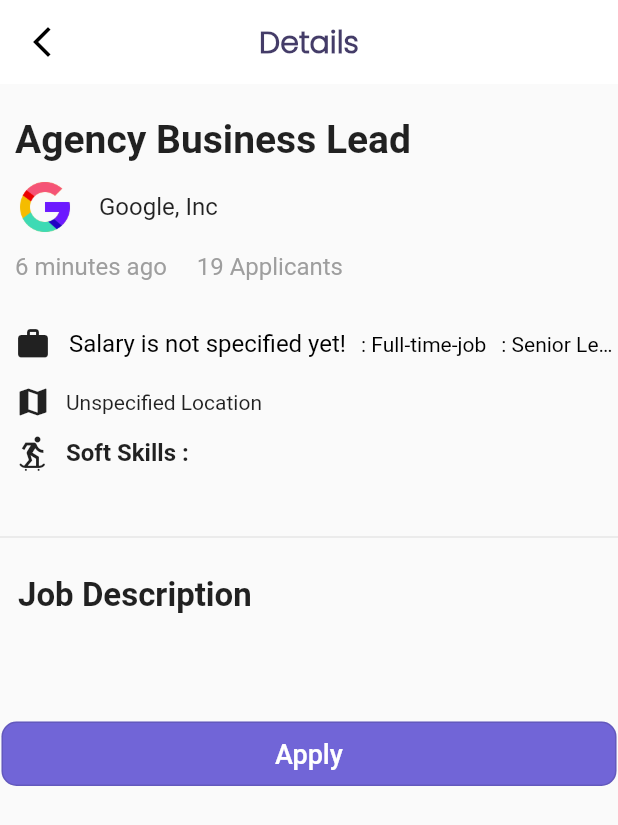
After one commit to ENG-CJ/Job-Finder-App, a Flutter app: the screen it shows after launch, after a tap on "Agency Business Lead", on a phone screen of 412 x 824 dp. The commit adds this screen. Shown: the top 825 px of the screen. Run offline on Flutter 3.47's test engine with Material 2 defaults, Android fonts, the phone set to English and light mode, and no system bars; our stand-ins replace curved_navigation_bar, font_awesome_flutter, timeago; Roboto replaces fonts that are missing (Poppins-Light, Poppins-Regular, Poppins-SemiBold).

Commit message:
detail page done

```diff
--- /dev/null
+++ b/lib/consts/texts.dart
@@ -0,0 +1,12 @@
+
+
+
+
+//? ->  Details Page
+const detailPgTitle = "Details";
+const applyJobTxt = "Apply";
+const fullTime = "Full-time-job";
+const jobLevel = "Senior Level";
+const softSkillsTxt = "Soft Skills";
+//? -> Job Card Page
+const applyBtnTxt = "Details";
--- a/lib/main.dart
+++ b/lib/main.dart
@@ -1,5 +1,6 @@
 import 'package:flutter/material.dart';
 import 'package:flutter/services.dart';
+import 'package:job_finder/views/components/job_details.dart';
 import 'package:job_finder/views/pages/home_page.dart';
 
 import 'consts/colors.dart';
--- a/lib/modals/jobs/job_modal.dart
+++ b/lib/modals/jobs/job_modal.dart
@@ -1,6 +1,9 @@
 class Job {
   String jobTitle, corporation, companyLogoPath, jobDescription,timePosted;
   int numberOfApplicants;
+  int? jobSalary;
+  String? about,jobLevel,jobLocation;
+  List<String>? softSkills;
 
   Job({
     required this.jobTitle,
@@ -8,6 +11,11 @@
     required this.companyLogoPath,
     required this.jobDescription,
     required this.numberOfApplicants,
-    required this.timePosted
+    required this.timePosted,
+    this.jobSalary,
+    this.about,
+    this.jobLevel,
+    this.jobLocation,
+    this.softSkills
   });
 }
--- a/lib/views/components/job_card.dart
+++ b/lib/views/components/job_card.dart
@@ -1,25 +1,31 @@
-import 'package:flutter/cupertino.dart';
+import 'package:flutter/material.dart';
 import 'package:font_awesome_flutter/font_awesome_flutter.dart';
 import 'package:job_finder/modals/jobs/job_modal.dart';
 
 import '../../consts/colors.dart';
+import '../../consts/texts.dart';
 import '../../util/helpers/text_helper.dart';
 import '../../util/icon_text.dart';
 import '../../util/text.dart';
+import 'job_details.dart';
 import 'job_header.dart';
 import 'package:timeago/timeago.dart' as timeago;
 
-
 class JobCard extends StatelessWidget {
   final Job job;
-  const JobCard({
-    super.key,
-    required this.job
-  });
+
+  const JobCard({super.key, required this.job});
 
   @override
   Widget build(BuildContext context) {
-    return Container(
+    return GestureDetector(
+      onTap: (){
+        Navigator.push(
+          context,
+          MaterialPageRoute(builder: (context) =>  JobDetails(job: job,)),
+        );
+      },
+      child: Container(
         width: double.maxFinite,
         padding: const EdgeInsets.all(20),
         margin: const EdgeInsets.only(left: 16, top: 10, right: 16),
@@ -60,12 +66,15 @@
                   ),
                   IconText(
                     icon: FontAwesomeIcons.users,
-                  iconLabel:'${job.numberOfApplicants} Applicants',
+                    iconLabel: '${job.numberOfApplicants} Applicants',
                   ),
                 ],
               ),
-          )
+            ),
+            // SizedBox(height: 10,),
+
           ],
+        ),
       ),
     );
   }
--- /dev/null
+++ b/lib/views/components/job_details.dart
@@ -0,0 +1,282 @@
+import 'package:flutter/material.dart';
+import 'package:font_awesome_flutter/font_awesome_flutter.dart';
+import 'package:job_finder/consts/colors.dart';
+import '../../consts/texts.dart';
+import '../../modals/jobs/job_modal.dart';
+
+class JobDetails extends StatelessWidget {
+  final Job job;
+
+  const JobDetails({super.key, required this.job});
+
+  @override
+  Widget build(BuildContext context) {
+    return Scaffold(
+      appBar: AppBar(
+        backgroundColor: Colors.white,
+        centerTitle: true,
+        elevation: 0,
+        title: Text(
+          detailPgTitle,
+          style: TextStyle(
+              fontSize: 20,
+              fontWeight: FontWeight.bold,
+              fontFamily: "Poppins Light",
+              color: colors['secondary']),
+        ),
+        leading: IconButton(
+            onPressed: () {
+              Navigator.pop(context);
+            },
+            icon: const Icon(
+              Icons.arrow_back_ios_new,
+              color: Colors.black,
+            )),
+      ),
+      body: SingleChildScrollView(
+        child: Column(
+          crossAxisAlignment: CrossAxisAlignment.start,
+          children: [
+            /*  Job Title  */
+            Padding(
+              padding: const EdgeInsets.only(left: 10, top: 22),
+              child: Text(
+                job.jobTitle,
+                style: const TextStyle(
+                    fontFamily: 'Roboto-Bold',
+                    fontSize: 26,
+                    fontWeight: FontWeight.bold),
+              ),
+            ),
+            SizedBox(
+              height: 10,
+            ),
+            /*  Company Info  */
+            Row(
+              children: [
+                Padding(
+                  padding: const EdgeInsets.only(left: 10),
+                  child: ClipRRect(
+                    borderRadius: BorderRadius.circular(10),
+                    child: Image(
+                      image: AssetImage(job.companyLogoPath),
+                      height: 40,
+                    ),
+                  ),
+                ),
+                const SizedBox(
+                  width: 16,
+                ),
+                Text(
+                  job.corporation,
+                  style:
+                      TextStyle(fontSize: 16, fontFamily: 'Poppins-SemiBold'),
+                ),
+              ],
+            ),
+            SizedBox(
+              height: 10,
+            ),
+            /*  Job Applicants and Time Posted  */
+            Row(
+              children: [
+                Padding(
+                    padding: const EdgeInsets.only(left: 10),
+                    child: Text(
+                      job.timePosted,
+                      style: const TextStyle(
+                          fontSize: 16,
+                          fontFamily: 'Poppins-Regular',
+                          color: Colors.grey),
+                    )),
+                const SizedBox(
+                  width: 16,
+                ),
+                Text(
+                  " ${job.numberOfApplicants.toString()} Applicants",
+                  style: const TextStyle(
+                      fontSize: 16,
+                      fontFamily: 'Poppins-Regular',
+                      color: Colors.grey),
+                ),
+              ],
+            ),
+            const SizedBox(
+              height: 20,
+            ),
+            /*  Salary, Job Type, Job Level  */
+            Row(
+              children: [
+                Padding(
+                  padding: const EdgeInsets.only(left: 10, top: 10),
+                  child: Icon(Icons.work),
+                ),
+                Expanded(
+                  child: Padding(
+                      padding: const EdgeInsets.only(left: 12, top: 10),
+                      child: RichText(
+                        overflow: TextOverflow.ellipsis,
+                        text: TextSpan(
+                          children: [
+                            TextSpan(
+                                text: job.jobSalary == null
+                                    ? "Salary is not specified yet!"
+                                    : job.jobSalary.toString(),
+                                style: TextStyle(
+                                    fontSize: 16,
+                                    fontFamily: 'Poppins-Light',
+                                    color: Colors.black)),
+                            const WidgetSpan(
+                              child: SizedBox(
+                                  width: 10), // Adjust the width as needed
+                            ),
+                            const TextSpan(
+                                text: ": ${fullTime}",
+                                style: TextStyle(
+                                    fontSize: 14,
+                                    fontFamily: 'Poppins-Light',
+                                    color: Colors.black)),
+                            const WidgetSpan(
+                              child: SizedBox(
+                                  width: 10), // Adjust the width as needed
+                            ),
+                            TextSpan(
+                                text: job.jobLevel == null
+                                    ? ": $jobLevel"
+                                    : job.jobLevel!,
+                                style: const TextStyle(
+                                    fontSize: 14,
+                                    fontFamily: 'Poppins-Light',
+                                    color: Colors.black,
+                                    overflow: TextOverflow.ellipsis)),
+                          ],
+                        ),
+                      )),
+                ),
+              ],
+            ),
+            const SizedBox(
+              height: 5,
+            ),
+            /*  Location  */
+            Row(
+              children: [
+                Padding(
+                    padding: EdgeInsets.only(left: 10, top: 10),
+                    child: Icon(Icons.map)),
+                Padding(
+                  padding: EdgeInsets.only(left: 10, top: 10),
+                  child: Text(job.jobLocation != null
+                      ? job.jobLocation!
+                      : "Unspecified Location"),
+                )
+              ],
+            ),
+            const SizedBox(
+              height: 10,
+            ),
+            /*  Soft Skills  */
+            Row(
+              children: [
+                Padding(
+                  padding: const EdgeInsets.only(left: 10),
+                  child: Icon(Icons.skateboarding_outlined),
+                ),
+                SizedBox(
+                  width: 10,
+                ),
+                Text(
+                  "${softSkillsTxt} :",
+                  style: TextStyle(
+                    fontSize: 16,
+                    fontWeight: FontWeight.bold,
+                    fontFamily: 'Poppins-SemiBold',
+                  ),
+                )
+              ],
+            ),
+            job.softSkills != null && job.softSkills!.isNotEmpty
+                ? Padding(
+                    padding: const EdgeInsets.only(left: 12, right: 5),
+                    child: Wrap(
+                        spacing: 4,
+                        runSpacing: 0,
+                        children: List.generate(
+                            job.softSkills!.length,
+                            (index) => Chip(
+                                  backgroundColor: Colors.grey[200],
+                                  shadowColor: Colors.red,
+                                  surfaceTintColor: Colors.grey[200],
+                                  label: Text(job.softSkills![index]),
+                                ))),
+                  )
+                : const Padding(
+                    padding: const EdgeInsets.only(left: 8, top: 20),
+                    child: Text(""),
+                  ),
+            Divider(),
+            const SizedBox(
+              height: 8,
+            ),
+            Column(
+              crossAxisAlignment: CrossAxisAlignment.start,
+              children: [
+                const Padding(
+                  padding: EdgeInsets.only(left: 12, top: 10),
+                  child: Text(
+                    "Job Description",
+                    style: TextStyle(
+                        fontSize: 22,
+                        fontFamily: 'Poppins-SemiBold',
+                        fontWeight: FontWeight.bold),
+                  ),
+                ),
+                const SizedBox(
+                  height: 12,
+                ),
+                Container(
+                  margin: EdgeInsets.only(left: 8, right: 8),
+                  padding: EdgeInsets.all(8),
+                  child: Text(
+                    job.about != null && job.about!.isNotEmpty
+                        ? job.about!
+                        : "",
+                    style: const TextStyle(
+                        fontSize: 16,
+                        fontFamily: 'Poppins-Regular',
+                        height: 1.5,
+                        fontWeight: FontWeight.w400),
+                  ),
+                ),
+              ],
+            ),
+            const SizedBox(height: 10,),
+            Container(
+                margin: EdgeInsets.only(top: 8,bottom: 12),
+                height: 45,
+                width: double.infinity,
+                decoration: BoxDecoration(
+                    borderRadius: BorderRadius.circular(10),
+                    // color: colors['primary'],
+                    border: Border.all(color: Colors.transparent)),
+                child: OutlinedButton(
+                  style: OutlinedButton.styleFrom(
+                    backgroundColor: colors['primary'],
+                    shape: const RoundedRectangleBorder(borderRadius: BorderRadius.all(Radius.circular(10))),
+                  ),
+                  onPressed: () {
+                  },
+                  child: Text(
+                    applyJobTxt,
+                    style: TextStyle(
+                        fontSize: 18,
+                        color:
+                        Colors.white), // You might want to add a text color
+                  ),
+                )),
+          ],
+        ),
+      ),
+    );
+  }
+}
--- a/lib/views/pages/home_page.dart
+++ b/lib/views/pages/home_page.dart
@@ -39,6 +39,8 @@
     Job(jobTitle: "Social Media Marketer", corporation: "Hilaal, Inc", companyLogoPath: "assets/hilal.png",
         jobDescription: "In publishing and graphic design, Lorem ipsum is a placeholder text commonly used to demonstrate",
         numberOfApplicants: 300 ,
+        softSkills: ["Design","Teaching","Blender","Copy Writing","Canva"],
+        about: "We are seeking a talented Social Media Marketer to elevate our brand's online presence and engagement. In this role, you'll be responsible for crafting captivating content, managing social media platforms, and driving meaningful interactions with our target audience. Your creative approach and strategic thinking will play a pivotal role in expanding our brand's influence in the digital landscape. As a Social Media Marketer, you'll have the exciting opportunity to develop and implement dynamic social media strategies across various platforms. Your eye for engaging visuals and ability to craft compelling captions will help us effectively convey our brand's message and values. By staying up-to-date with the latest social media trends, you'll ensure our content remains fresh and relevant. Join our team and shape the way our audience perceives and engages with our brand on social media.",
         timePosted: timeago.format(DateTime.now().subtract(Duration(days: 6))))
   ];
 
--- a/pubspec.yaml
+++ b/pubspec.yaml
@@ -38,6 +38,7 @@
   curved_navigation_bar: ^1.0.3
   font_awesome_flutter: ^10.5.0
   timeago: ^3.5.0
+  line_awesome_flutter: ^2.0.0
 
 dev_dependencies:
   flutter_test:
```
Also changed, not shown: pubspec.lock. Lines whose indentation alone changed are shown as unchanged.
